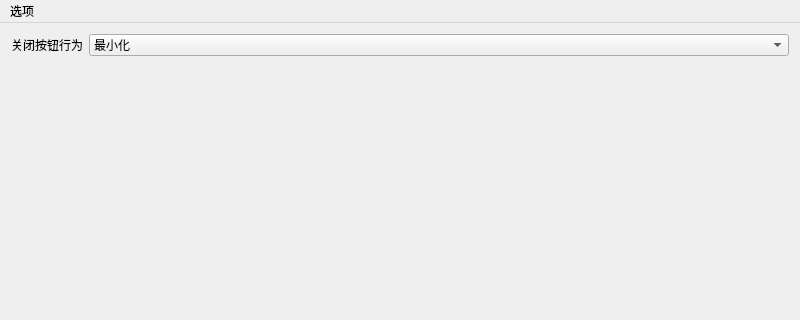
Old version of the form Ui/AccountAssistant.ui in the repository NEKO-ii/AccountAssistant; both pictures show x 0 to 800 and y 0 to 320 of the 800 by 500 pixel window.
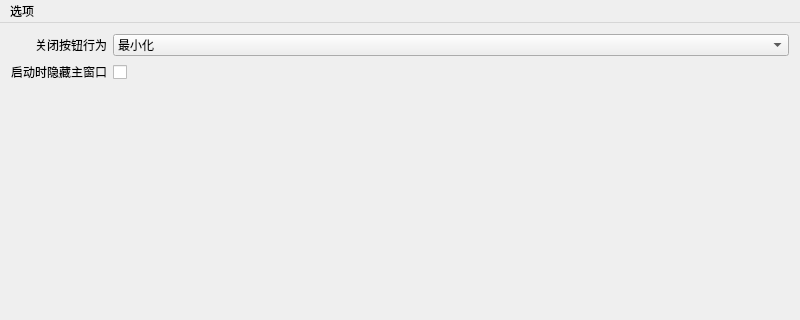
New version of the form. Icons and pictures are not drawn.

What changed in the file:
```diff
--- a/Ui/AccountAssistant.ui
+++ b/Ui/AccountAssistant.ui
@@ -56,6 +56,9 @@
             </rect>
            </property>
            <layout class="QFormLayout" name="formLayout">
+            <property name="labelAlignment">
+             <set>Qt::AlignRight|Qt::AlignTrailing|Qt::AlignVCenter</set>
+            </property>
             <property name="leftMargin">
              <number>0</number>
             </property>
@@ -89,6 +92,20 @@
               </item>
              </widget>
             </item>
+            <item row="1" column="0">
+             <widget class="QLabel" name="lb_hideOnStart">
+              <property name="text">
+               <string>启动时隐藏主窗口</string>
+              </property>
+             </widget>
+            </item>
+            <item row="1" column="1">
+             <widget class="QCheckBox" name="check_hideOnStart">
+              <property name="text">
+               <string> </string>
+              </property>
+             </widget>
+            </item>
            </layout>
           </widget>
          </widget>
```
